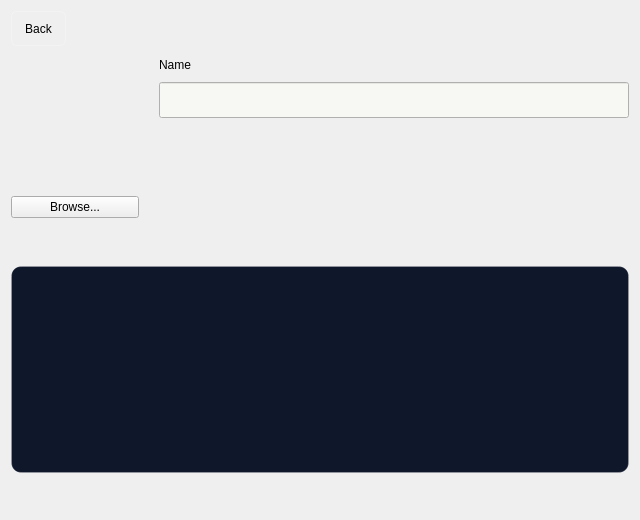
Qt form ui/settings/PageDetailsWidget.ui (OpenFairWind/FairWindSK) before a commit.
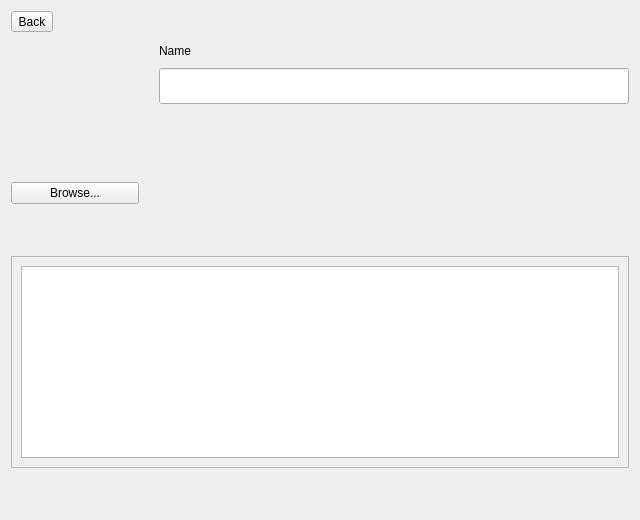
The same form after that commit. Icons and pictures are not drawn.

Commit message: Unify marine comfort theme colors

Diff of the .ui file:
```diff
--- a/ui/settings/PageDetailsWidget.ui
+++ b/ui/settings/PageDetailsWidget.ui
@@ -10,55 +10,6 @@
     <height>520</height>
    </rect>
   </property>
-  <property name="styleSheet">
-   <string notr="true">QToolButton#toolButton_BackFromPageDetails {
- background: transparent;
- border: 1px solid rgba(255, 255, 255, 0.24);
- border-radius: 6px;
- padding: 8px;
-}
-QToolButton#toolButton_BackFromPageDetails:hover {
- background: rgba(255, 255, 255, 0.08);
-}
-QToolButton#toolButton_BackFromPageDetails:pressed {
- background: rgba(255, 255, 255, 0.14);
-}
-QToolButton#toolButton_BackFromPageDetails:disabled {
- color: rgba(255,255,255,0.35);
- border-color: rgba(255,255,255,0.12);
-}
-QLineEdit#lineEdit_Page_Name {
- background: #f7f7f4;
- color: #1f2937;
- selection-background-color: #c7d2fe;
- selection-color: #111827;
-}
-QListWidget#listWidget_Page_Icons {
- selection-background-color: transparent;
-}
-QListWidget#listWidget_Page_Icons::item {
- border: 2px solid transparent;
- border-radius: 8px;
- padding: 4px;
- margin: 2px;
- color: white;
-}
-QListWidget#listWidget_Page_Icons::item:selected {
- border: 2px solid #2563eb;
- background: rgba(37, 99, 235, 0.18);
- color: white;
-}
-QFrame#frame_PageIconPicker {
- background: #0f172a;
- border: 1px solid rgba(255, 255, 255, 0.14);
- border-radius: 10px;
-}
-QListWidget#listWidget_Page_Icons {
- background: #0f172a;
- color: white;
- border: none;
-}</string>
-  </property>
   <layout class="QVBoxLayout" name="verticalLayout_PageDetails">
    <property name="spacing">
     <number>12</number>
```
The commit also changes 28 other files.
